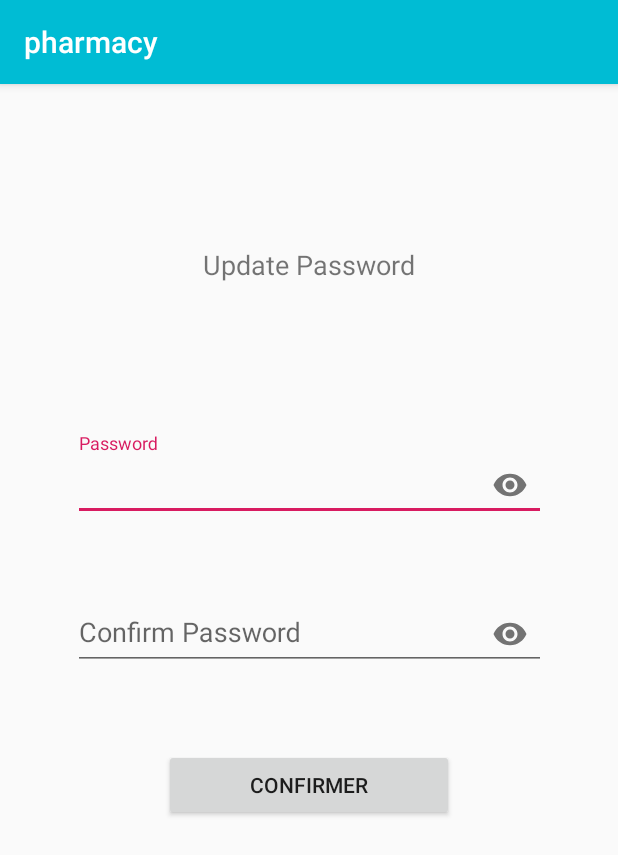
After one commit to benyamnamouad/pharmacy-app-android-kootlin, an Android app: the UpdatePasswordActivity screen opened directly, with no data from a screen before it, on a phone screen of 412 x 824 dp. The commit adds this screen. Shown: the top 855 px of the screen. Run offline under Robolectric (Android 15) with nearby library versions, the phone set to English and light mode, and no system bars.

Commit message:
added update password

```diff
--- a/app/src/main/AndroidManifest.xml
+++ b/app/src/main/AndroidManifest.xml
@@ -27,6 +27,9 @@
         <activity android:name=".LoginActivity">
 
         </activity>
+        <activity android:name=".UpdatePasswordActivity">
+
+        </activity>
 
 
     </application>
--- a/app/src/main/java/com/example/pharmacy/Enpoint.kt
+++ b/app/src/main/java/com/example/pharmacy/Enpoint.kt
@@ -22,4 +22,7 @@ interface Endpoint {
     @POST("api/login")
     fun login(@Body userCredential:JsonObject):Call<JsonObject>
 
+    @POST("api/updatePassword")
+    fun updatePassword(@Body userCredential:JsonObject):Call<JsonObject>
+
 }
--- a/app/src/main/java/com/example/pharmacy/LoginActivity.kt
+++ b/app/src/main/java/com/example/pharmacy/LoginActivity.kt
@@ -1,13 +1,11 @@
 package com.example.pharmacy
 
-import android.content.Intent
+
 import android.os.Bundle
 import android.support.v7.app.AppCompatActivity
 import android.widget.Toast
 import com.google.gson.JsonObject
 import kotlinx.android.synthetic.main.activity_login.*
-
-
 import retrofit2.Call
 import retrofit2.Callback
 import retrofit2.Response
--- a/app/src/main/java/com/example/pharmacy/MainActivity.kt
+++ b/app/src/main/java/com/example/pharmacy/MainActivity.kt
@@ -23,10 +23,6 @@ class MainActivity : AppCompatActivity(), NavigationView.OnNavigationItemSelecte
         super.onCreate(savedInstanceState)
         setContentView(R.layout.activity_main)
         setSupportActionBar(toolbar)
-
-
-
-
         fab.setOnClickListener { view ->
 //            Snackbar.make(view, "Replace with your own action", Snackbar.LENGTH_LONG)
 //                .setAction("Action", null).show()
--- /dev/null
+++ b/app/src/main/res/layout/activity_update_pasword.xml
@@ -0,0 +1,57 @@
+<?xml version="1.0" encoding="utf-8"?>
+<android.support.constraint.ConstraintLayout xmlns:android="http://schemas.android.com/apk/res/android"
+                                             xmlns:tools="http://schemas.android.com/tools"
+                                             android:layout_width="match_parent"
+                                             android:layout_height="match_parent"
+                                             xmlns:app="http://schemas.android.com/apk/res-auto">
+
+    <TextView
+            android:text="Update Password"
+            android:layout_width="wrap_content"
+            android:layout_height="wrap_content"
+            android:id="@+id/textView6" android:textSize="18sp" app:layout_constraintEnd_toEndOf="parent"
+            android:layout_marginEnd="8dp" app:layout_constraintStart_toStartOf="parent"
+            android:layout_marginStart="8dp" android:layout_marginTop="108dp"
+            app:layout_constraintTop_toTopOf="parent"/>
+
+    <Button
+            android:text="Confirmer"
+            android:layout_width="193dp"
+
+            android:layout_height="wrap_content"
+            android:id="@+id/confirmPassword" app:layout_constraintEnd_toEndOf="parent" android:layout_marginEnd="8dp"
+            app:layout_constraintStart_toStartOf="parent" android:layout_marginStart="8dp"
+            android:layout_marginTop="32dp" app:layout_constraintTop_toBottomOf="@+id/textInputLayout5"/>
+    <android.support.design.widget.TextInputLayout
+            app:errorEnabled="true"
+            app:passwordToggleEnabled="true"
+            android:layout_width="315dp"
+            android:layout_height="wrap_content"
+            app:layout_constraintEnd_toEndOf="parent" android:layout_marginEnd="8dp"
+            app:layout_constraintStart_toStartOf="parent" android:layout_marginStart="8dp"
+            android:layout_marginTop="100dp" app:layout_constraintTop_toBottomOf="@+id/textView6"
+            android:id="@+id/textInputLayout4">
+
+        <android.support.design.widget.TextInputEditText
+                android:inputType="textPassword"
+                android:layout_width="match_parent"
+                android:layout_height="wrap_content"
+                android:hint="@string/hint_password" android:id="@+id/textInputPassword"/>
+    </android.support.design.widget.TextInputLayout>
+    <android.support.design.widget.TextInputLayout
+            app:errorEnabled="true"
+            app:passwordToggleEnabled="true"
+            android:layout_width="315dp"
+            android:layout_height="wrap_content"
+            app:layout_constraintEnd_toEndOf="parent" android:layout_marginEnd="8dp"
+            app:layout_constraintStart_toStartOf="parent" android:layout_marginStart="8dp"
+            android:layout_marginTop="20dp" app:layout_constraintTop_toBottomOf="@+id/textInputLayout4"
+            android:id="@+id/textInputLayout5">
+
+        <android.support.design.widget.TextInputEditText
+                android:inputType="textPassword"
+                android:layout_width="match_parent"
+                android:layout_height="wrap_content"
+                android:hint="@string/hint_confirm_password" android:id="@+id/textInputConfirmPassword"/>
+    </android.support.design.widget.TextInputLayout>
+</android.support.constraint.ConstraintLayout>
--- a/app/src/main/res/values/colors.xml
+++ b/app/src/main/res/values/colors.xml
@@ -1,6 +1,6 @@
 <?xml version="1.0" encoding="utf-8"?>
 <resources>
-    <color name="colorPrimary">#008577</color>
-    <color name="colorPrimaryDark">#00574B</color>
+    <color name="colorPrimary">#00BCD4</color>
+    <color name="colorPrimaryDark">#03A9F4</color>
     <color name="colorAccent">#D81B60</color>
 </resources>
```
Also changed, not shown: app/src/main/java/com/example/pharmacy/SignUpActivity.kt (+6 -2 lines), app/src/main/java/com/example/pharmacy/UpdatePasswordActivity.kt (added, +57 -0 lines), app/src/main/res/layout/activity_signup.xml (+7 -9 lines).
